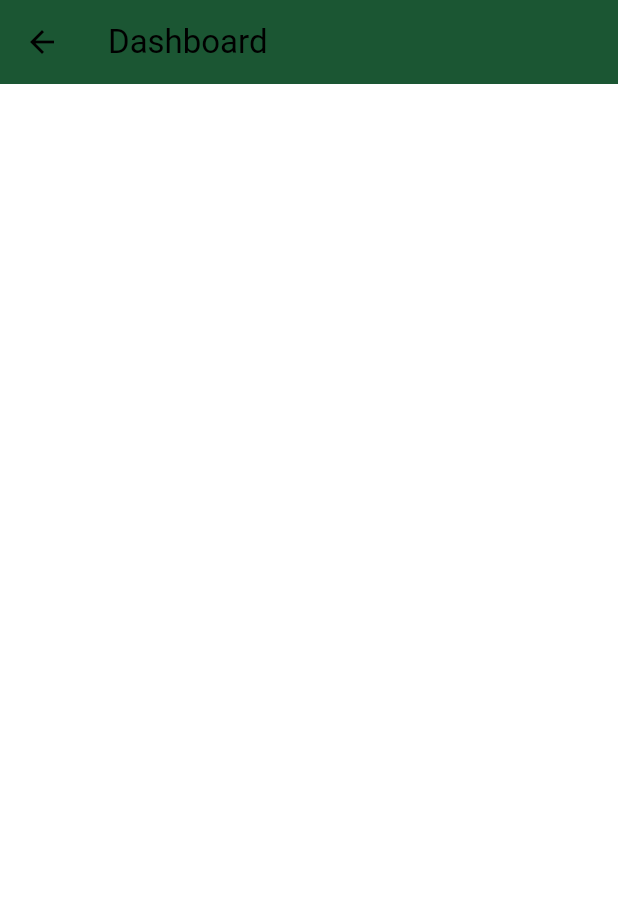
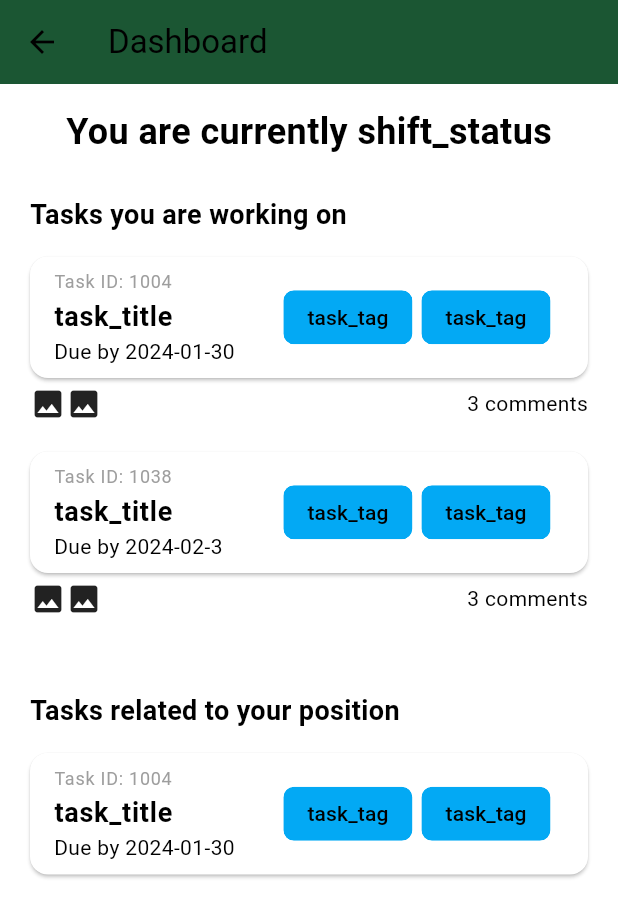
Before and after one commit to jyorko/reslife-operations, a Flutter app: the Dashboard screen opened directly, on a phone screen of 412 x 824 dp. Shown: the top 917 px of the screen. Run offline on Flutter 3.47's test engine with Material 3 defaults, Android fonts, the phone set to English and light mode, and no system bars.

Commit message:
added dashboard and card basements

```diff
--- /dev/null
+++ b/flutter/app/lib/dashboard.dart
@@ -0,0 +1,109 @@
+import 'package:flutter/material.dart';
+import 'package:app/task_card.dart';
+
+class Dashboard extends StatelessWidget {
+  @override
+  Widget build(BuildContext context) {
+    // Mock data
+    final String shiftStatus = "shift_status";
+    final List<String> taskTags = ["task_tag", "task_tag"];
+    final int numOfComments = 3;
+    final String taskDueDate = "task_due_date";
+    final String taskTitle = "task_title";
+    final String taskStatus = "task_status";
+    final String taskId = "1004";
+
+    return Scaffold(
+      appBar: AppBar(
+        title: const Text('Dashboard'),
+        backgroundColor: Theme.of(context).colorScheme.primary,
+      ),
+      body: SingleChildScrollView(
+        child: Column(
+          crossAxisAlignment: CrossAxisAlignment.start,
+          children: <Widget>[
+            // user shift status
+            Center(
+              child: Padding(
+                padding: const EdgeInsets.fromLTRB(20, 15, 20, 10),
+                child: Text(
+                  'You are currently $shiftStatus',
+                  style: const TextStyle(
+                    fontSize: 24,
+                    fontWeight: FontWeight.bold,
+                    color: Colors.black,
+                  ),
+                ),
+              ),
+            ),
+
+            // On Going tasks
+            const Padding(
+              padding: EdgeInsets.fromLTRB(20, 15, 20, 10),
+              child: Text(
+                'Tasks you are working on',
+                style: TextStyle(
+                  fontSize: 18,
+                  fontWeight: FontWeight.bold,
+                ),
+              ),
+            ),
+            TaskCard(
+              taskId: taskId,
+              title: taskTitle,
+              dueDate: '2024-01-30',
+              tags: ['task_tag', 'task_tag'],
+            ),
+            Padding(
+              padding: const EdgeInsets.fromLTRB(20, 0,  20, 15),
+              child: Row(
+                children: <Widget>[
+                  const Icon(Icons.image),
+                  const Icon(Icons.image),
+                  const Spacer(),
+                  Text('$numOfComments comments'),
+                ],
+              ),
+            ),
+            TaskCard(
+              taskId: '1038',
+              title: taskTitle,
+              dueDate: '2024-02-3',
+              tags: ['task_tag', 'task_tag'],
+            ),
+            Padding(
+              padding: const EdgeInsets.fromLTRB(20, 0,  20, 15),
+              child: Row(
+                children: <Widget>[
+                  const Icon(Icons.image),
+                  const Icon(Icons.image),
+                  const Spacer(),
+                  Text('$numOfComments comments'),
+                ],
+              ),
+            ),
+            const Divider(height: 20, thickness: 1, indent: 20, endIndent: 20),
+
+            // New Tasks related to the user's position
+            const Padding(
+              padding: EdgeInsets.fromLTRB(20, 15, 20, 10),
+              child: Text(
+                'Tasks related to your position',
+                style: TextStyle(
+                  fontSize: 18,
+                  fontWeight: FontWeight.bold,
+                ),
+              ),
+            ),
+            TaskCard(
+              taskId: taskId,
+              title: taskTitle,
+              dueDate: '2024-01-30',
+              tags: ['task_tag', 'task_tag'],
+            ),
+          ],
+        ),
+      ),
+    );
+  }
+}
--- a/flutter/app/lib/main.dart
+++ b/flutter/app/lib/main.dart
@@ -1,4 +1,5 @@
 import 'package:flutter/material.dart';
+import 'package:app/dashboard.dart';
 
 void main() => runApp(MyApp());
 
@@ -24,7 +25,7 @@ class MainScreen extends StatefulWidget {
 }
 
 class _MainScreenState extends State<MainScreen> {
-  int _selectedIndex = 0;
+  int _selectedIndex = 1;
   final List<Widget> _widgetOptions = <Widget>[
     TaskList(),
     Dashboard(),
@@ -68,18 +69,6 @@ class _MainScreenState extends State<MainScreen> {
   }
 }
 
-class Dashboard extends StatelessWidget {
-  @override
-  Widget build(BuildContext context) {
-    return Scaffold(
-      appBar: AppBar(
-        title: const Text('Dashboard'),
-        backgroundColor: Theme.of(context).colorScheme.primary,
-      ),
-    );
-  }
-}
-
 class TaskList extends StatelessWidget {
   @override
   Widget build(BuildContext context) {
--- /dev/null
+++ b/flutter/app/lib/task_card.dart
@@ -0,0 +1,53 @@
+import 'package:flutter/material.dart';
+
+class TaskCard extends StatelessWidget {
+  final String taskId;
+  final String title;
+  final String dueDate;
+  final List<String> tags;
+
+  const TaskCard({
+    Key? key,
+    required this.taskId,
+    required this.title,
+    required this.dueDate,
+    required this.tags,
+  }) : super(key: key);
+
+  @override
+  Widget build(BuildContext context) {
+    return Card(
+      margin: const EdgeInsets.symmetric(horizontal: 20, vertical: 5),
+      child: ListTile(
+        title: Column(
+          crossAxisAlignment: CrossAxisAlignment.start,
+          mainAxisSize: MainAxisSize.min,
+          children: <Widget>[
+            Text(
+              'Task ID: $taskId',
+              style: const TextStyle(
+                fontSize: 12,
+                color: Colors.grey,
+              ),
+            ),
+            Text(
+              title,
+              style: const TextStyle(
+                fontSize: 18,
+                fontWeight: FontWeight.bold,
+              ),
+            ),
+          ],
+        ),
+        subtitle: Text('Due by $dueDate'),
+        trailing: Wrap(
+          spacing: 4,
+          children: tags.map((tag) => Chip(
+                label: Text(tag),
+                backgroundColor: Colors.lightBlue,
+              )).toList(),
+        ),
+      ),
+    );
+  }
+}
```
Also changed, not shown: 1 other file.
